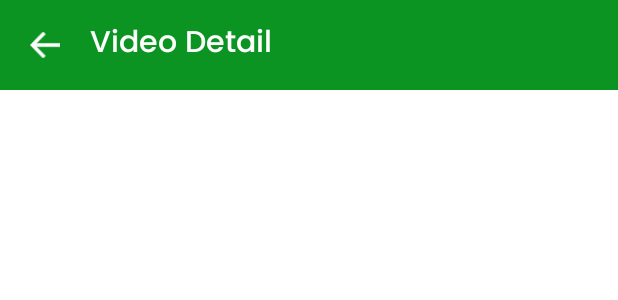
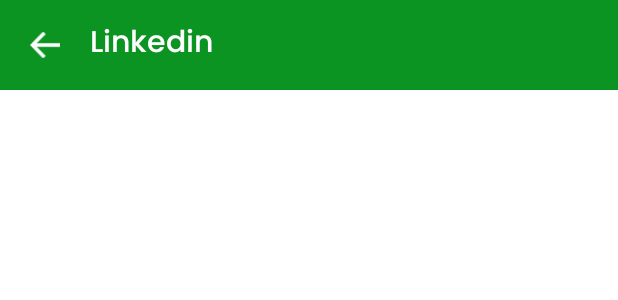
Before and after one commit to Projects-HST/HSTAndroid8, an Android app: the layout activity_live_events.xml on its own in the app's theme, with its tools: preview values and no code run, on a phone screen of 412 x 824 dp. Shown: the top 300 px of the screen. Run offline under Robolectric (Android 15) with nearby library versions, the phone set to English and light mode, and no system bars.

Commit message:
First Commit

```diff
--- a/app/src/main/res/layout/activity_live_events.xml
+++ b/app/src/main/res/layout/activity_live_events.xml
@@ -25,7 +25,7 @@
             android:layout_toEndOf="@id/img_back"
             android:fontFamily="@font/medium"
             android:gravity="center"
-            android:text="@string/video_detail"
+            android:text="@string/linkedin"
             android:textColor="@color/white"
             android:textSize="20sp" />
 
--- a/app/src/main/res/layout/fragment_events.xml
+++ b/app/src/main/res/layout/fragment_events.xml
@@ -42,7 +42,7 @@
         <TextView
             android:layout_width="wrap_content"
             android:layout_height="wrap_content"
-            android:text="Live Event"
+            android:text="@string/live_event"
             android:textColor="@color/white"
             android:textSize="15sp"
             android:fontFamily="@font/medium"
--- a/app/src/main/res/values/strings.xml
+++ b/app/src/main/res/values/strings.xml
@@ -51,6 +51,9 @@
     <!--Video detail-->
     <string name="video_detail">Video Detail</string>
 
+    <!--Event-->
+    <string name="live_event">Live Event</string>
+
     <!--Video detail-->
     <string name="facebook">Facebook</string>
     <string name="twitter">Twitter</string>
```
Also changed, not shown: 1 other file.
